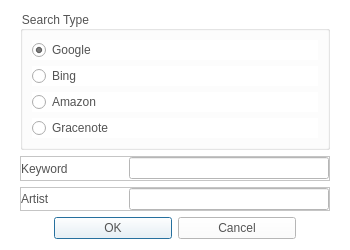
Before: the Qt Designer form CaX/dialog/searchcoverartdialog.ui in fsest4u/CaX_03, drawn with Qt 5.
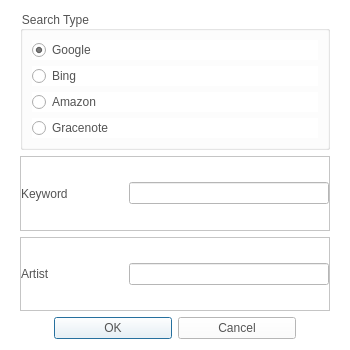
After: the same form once the commit is applied. Icons and pictures are not drawn.

Commit message: about - 글자 및 테두리 색상 변경, 커버아트 검색창 최소크기 변경, 장치목록 문구 최소높이 제한 삭제, 정렬버튼 문구 스타일 변경, 홈페이지 문구 최소너비 제한 삭제, 아이콘리스트 좌측 여백 변경

What changed in the file:
```diff
--- a/CaX/dialog/searchcoverartdialog.ui
+++ b/CaX/dialog/searchcoverartdialog.ui
@@ -7,13 +7,13 @@
     <x>0</x>
     <y>0</y>
     <width>350</width>
-    <height>250</height>
+    <height>350</height>
    </rect>
   </property>
   <property name="minimumSize">
    <size>
     <width>350</width>
-    <height>250</height>
+    <height>350</height>
    </size>
   </property>
   <property name="maximumSize">
```
The commit also changes 7 other files.
